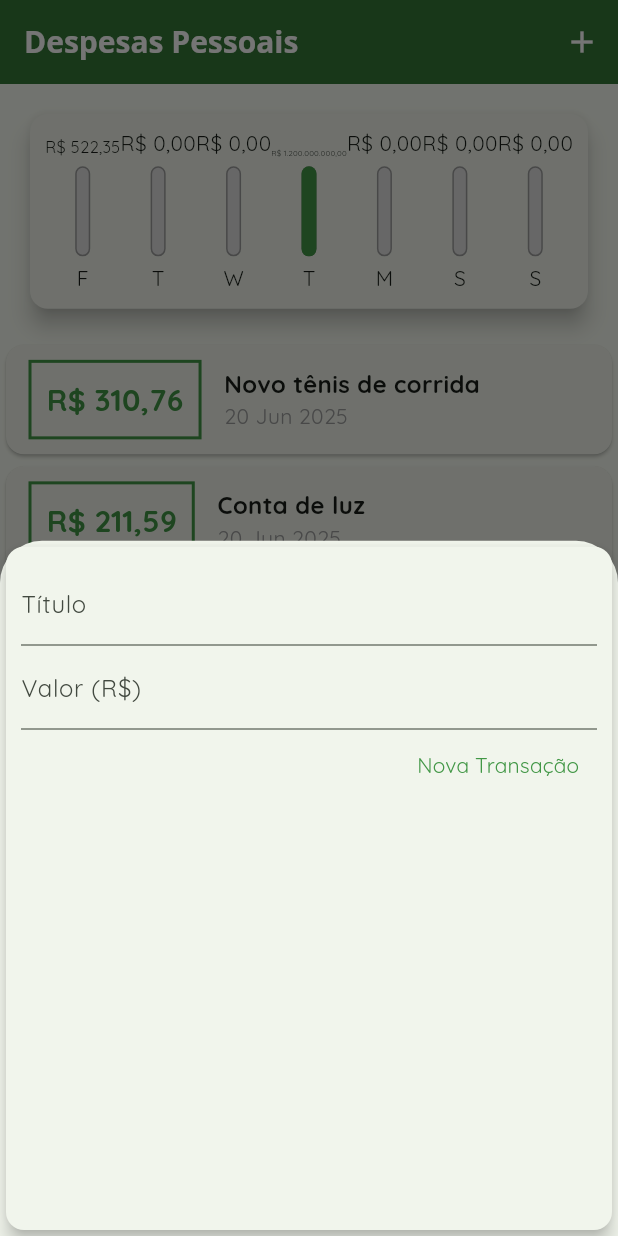
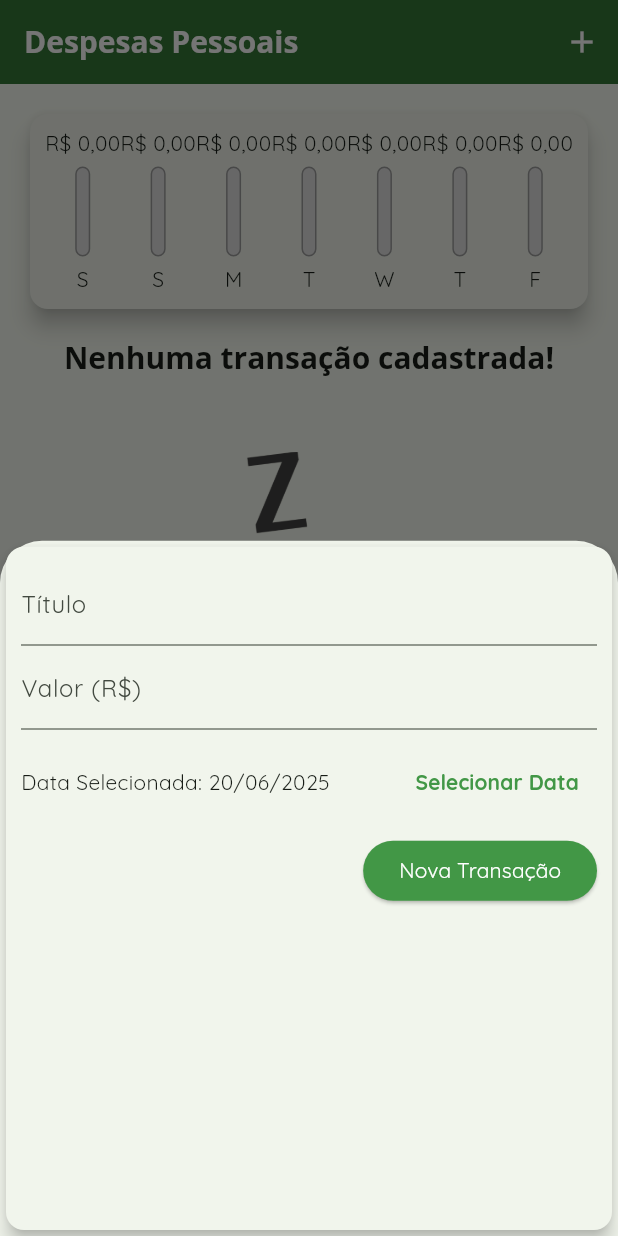
Before and after one commit to vinicius-benevides/flutter-expenses-manager, a Flutter app: the screen it shows after launch, after a tap on the "add" icon, on a phone screen of 412 x 824 dp. Run offline on Flutter 3.47's test engine with Material 3 defaults, Android fonts, the phone set to English and light mode, and no system bars.

Commit message:
feat: add date to transaction form

```diff
--- a/lib/components/chart.dart
+++ b/lib/components/chart.dart
@@ -28,7 +28,7 @@ class Chart extends StatelessWidget {
         day: DateFormat.E().format(weekDay)[0],
         value: totalSum,
       );
-    });
+    }).reversed.toList();
   }
 
   double get _maxValue {
--- a/lib/components/chart_bar.dart
+++ b/lib/components/chart_bar.dart
@@ -18,7 +18,10 @@ class ChartBar extends StatelessWidget {
     return Column(
       spacing: 5,
       children: [
-        FittedBox(child: Text(formatCurrency(value))),
+        SizedBox(
+          height: 20,
+          child: FittedBox(child: Text(formatCurrency(value))),
+        ),
         SizedBox(
           height: 60,
           width: 10,
--- a/lib/components/transaction_form.dart
+++ b/lib/components/transaction_form.dart
@@ -1,28 +1,45 @@
 import 'package:flutter/material.dart';
+import 'package:intl/intl.dart';
 
 class TransactionForm extends StatefulWidget {
   const TransactionForm({super.key, required this.onSubmit});
 
-  final void Function(String, double) onSubmit;
+  final void Function(String, double, DateTime) onSubmit;
 
   @override
   State<TransactionForm> createState() => _TransactionFormState();
 }
 
 class _TransactionFormState extends State<TransactionForm> {
-  final titleController = TextEditingController();
-
-  final valueController = TextEditingController();
+  final _titleController = TextEditingController();
+  final _valueController = TextEditingController();
+  DateTime? _selectedDate = DateTime.now();
 
   _submitForm() {
-    final title = titleController.text;
-    final value = double.tryParse(valueController.text) ?? 0;
+    final title = _titleController.text;
+    final value = double.tryParse(_valueController.text) ?? 0;
 
-    if (title.isEmpty || value <= 0) {
+    if (title.isEmpty || value <= 0 || _selectedDate == null) {
       return;
     }
 
-    widget.onSubmit(title, value);
+    widget.onSubmit(title, value, _selectedDate!);
+  }
+
+  _showDatePicker() {
+    showDatePicker(
+      context: context,
+      initialDate: DateTime.now(),
+      firstDate: DateTime(2025),
+      lastDate: DateTime.now(),
+    ).then((pickedDate) {
+      if (pickedDate == null) {
+        return;
+      }
+      setState(() {
+        _selectedDate = pickedDate;
+      });
+    });
   }
 
   @override
@@ -35,25 +52,51 @@ class _TransactionFormState extends State<TransactionForm> {
           children: [
             TextField(
               decoration: InputDecoration(labelText: 'Título'),
-              controller: titleController,
+              controller: _titleController,
               onSubmitted: (_) => _submitForm(),
             ),
             TextField(
               decoration: InputDecoration(labelText: 'Valor (R\$)'),
-              controller: valueController,
+              controller: _valueController,
               keyboardType: TextInputType.numberWithOptions(decimal: true),
               onSubmitted: (_) => _submitForm(),
+            ),
+            SizedBox(
+              height: 70,
+              child: Row(
+                mainAxisAlignment: MainAxisAlignment.spaceBetween,
+                children: [
+                  Text(
+                    _selectedDate == null
+                        ? 'Nenhuma data selecionada!'
+                        : 'Data Selecionada: ${DateFormat('dd/MM/yyyy').format(_selectedDate!)}',
+                  ),
+                  TextButton(
+                    onPressed: _showDatePicker,
+                    child: Text(
+                      'Selecionar Data',
+                      style: TextStyle(
+                        color: Theme.of(context).colorScheme.primary,
+                        fontWeight: FontWeight.bold,
+                      ),
+                    ),
+                  ),
+                ],
+              ),
             ),
             Row(
               mainAxisAlignment: MainAxisAlignment.end,
               children: [
-                TextButton(
+                ElevatedButton(
                   onPressed: _submitForm,
+                  style: ElevatedButton.styleFrom(
+                    backgroundColor: Theme.of(context).colorScheme.primary,
+                  ),
                   child: Text(
                     'Nova Transação',
                     textAlign: TextAlign.right,
                     style: TextStyle(
-                      color: Theme.of(context).colorScheme.primary,
+                      color: Theme.of(context).colorScheme.onPrimary,
                     ),
                   ),
                 ),
--- a/lib/components/transaction_list.dart
+++ b/lib/components/transaction_list.dart
@@ -8,9 +8,12 @@ class TransactionList extends StatelessWidget {
 
   @override
   Widget build(BuildContext context) {
+    final sortedTransactions = [...transactions]
+      ..sort((a, b) => b.date.compareTo(a.date));
+
     return SizedBox(
       height: 400,
-      child: transactions.isEmpty
+      child: sortedTransactions.isEmpty
           ? Column(
               spacing: 50,
               children: [
@@ -26,50 +29,36 @@ class TransactionList extends StatelessWidget {
               ],
             )
           : ListView.builder(
-              itemCount: transactions.length,
+              itemCount: sortedTransactions.length,
               itemBuilder: (ctx, index) {
-                final tr = transactions[index];
+                final tr = sortedTransactions[index];
                 return Card(
-                  child: Row(
-                    children: [
-                      Container(
-                        margin: EdgeInsets.symmetric(
-                          horizontal: 15,
-                          vertical: 10,
+                  elevation: 5,
+                  margin: const EdgeInsets.symmetric(
+                    vertical: 8,
+                    horizontal: 5,
                   ),
-                        decoration: BoxDecoration(
-                          border: Border.all(
-                            color: Theme.of(context).colorScheme.primary,
-                            width: 2,
-                          ),
-                        ),
-                        padding: EdgeInsets.all(10),
+                  child: ListTile(
+                    leading: CircleAvatar(
+                      radius: 30,
+                      child: Padding(
+                        padding: const EdgeInsets.all(6),
+                        child: FittedBox(
                           child: Text(
                             tr.formattedValue,
-                          style: TextStyle(
-                            color: Theme.of(context).colorScheme.primary,
-                            fontWeight: FontWeight.bold,
-                            fontSize: 20,
+                            style: Theme.of(context).textTheme.bodyLarge,
                           ),
                         ),
                       ),
-                      Column(
-                        crossAxisAlignment: CrossAxisAlignment.start,
-                        children: [
-                          Text(
+                    ),
+                    title: Text(
                       tr.title,
-                            style: TextStyle(
-                              fontSize: 16,
-                              fontWeight: FontWeight.bold,
+                      style: Theme.of(context).textTheme.titleLarge,
                     ),
+                    subtitle: Text(
+                      tr.formattedDate,
+                      style: Theme.of(context).textTheme.bodyLarge,
                     ),
-                          Text(
-                            tr.formattedDate,
-                            style: TextStyle(color: Colors.grey),
-                          ),
-                        ],
-                      ),
-                    ],
                   ),
                 );
               },
--- a/lib/main.dart
+++ b/lib/main.dart
@@ -48,32 +48,7 @@
 }
 
 class _HomePageState extends State<HomePage> {
-  final List<Transaction> _transactions = [
-    Transaction(
-      id: 't1',
-      title: 'Novo tênis de corrida',
-      value: 310.76,
-      date: DateTime.now(),
-    ),
-    Transaction(
-      id: 't2',
-      title: 'Conta de luz',
-      value: 211.59,
-      date: DateTime.now(),
-    ),
-    Transaction(
-      id: 't3',
-      title: 'Conta de água',
-      value: 1200000000.00,
-      date: DateTime.now().subtract(const Duration(days: 3)),
-    ),
-    Transaction(
-      id: 't4',
-      title: 'Seguro do carro',
-      value: 150.00,
-      date: DateTime.now().subtract(const Duration(days: 33)),
-    ),
-  ];
+  final List<Transaction> _transactions = [];
 
   List<Transaction> get _recentTransactions {
     return _transactions.where((tr) {
@@ -81,12 +56,12 @@
     }).toList();
   }
 
-  _addTransaction(String title, double value) {
+  _addTransaction(String title, double value, DateTime date) {
     final newTransaction = Transaction(
       id: Random().nextDouble().toString(),
       title: title,
       value: value,
-      date: DateTime.now(),
+      date: date,
     );
 
     setState(() {
--- a/lib/utils/format_currency.dart
+++ b/lib/utils/format_currency.dart
@@ -1,10 +1,21 @@
 import 'package:intl/intl.dart';
 
 String formatCurrency(double value) {
-  final valueFormat = NumberFormat.currency(
-    locale: 'pt_BR',
-    symbol: 'R\$',
-    decimalDigits: 2,
-  );
-  return valueFormat.format(value);
+  if (value < 1000) {
+    final formatter = NumberFormat.currency(
+      locale: 'pt_BR',
+      symbol: 'R\$',
+      decimalDigits: 2,
+    );
+    return formatter.format(value);
+  } else if (value < 1000000) {
+    double abbreviated = value / 1000;
+    return 'R\$ ${abbreviated.toStringAsFixed(abbreviated.truncateToDouble() == abbreviated ? 0 : 1)}K';
+  } else if (value < 1000000000) {
+    double abbreviated = value / 1000000;
+    return 'R\$ ${abbreviated.toStringAsFixed(abbreviated.truncateToDouble() == abbreviated ? 0 : 1)}M';
+  } else {
+    double abbreviated = value / 1000000000;
+    return 'R\$ ${abbreviated.toStringAsFixed(abbreviated.truncateToDouble() == abbreviated ? 0 : 1)}B';
+  }
 }
```
Lines whose indentation alone changed are shown as unchanged.
